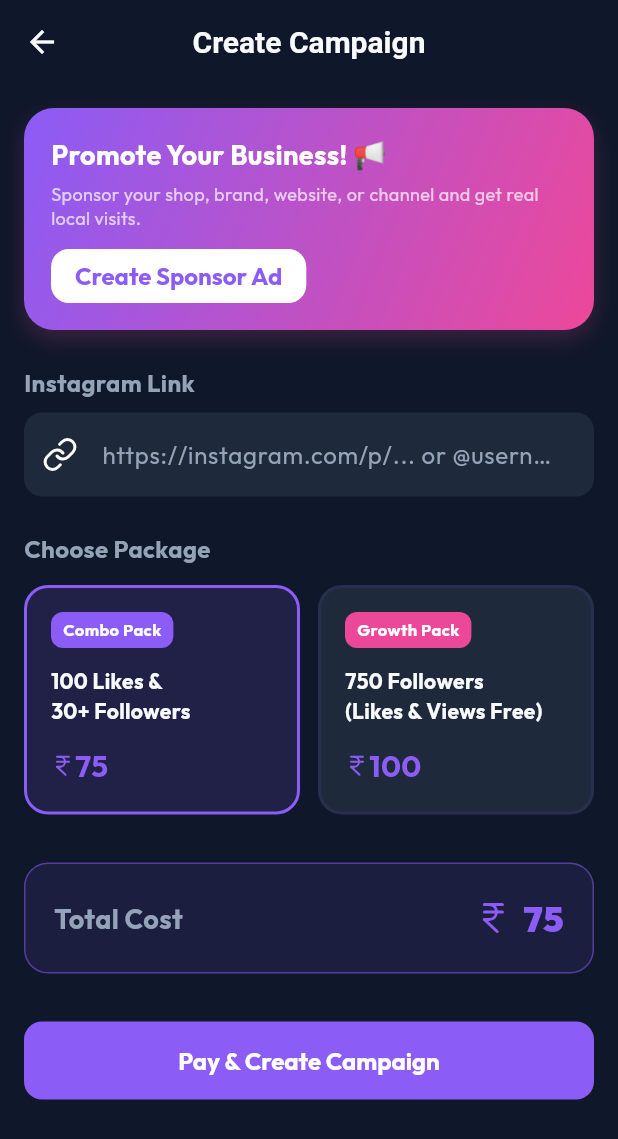
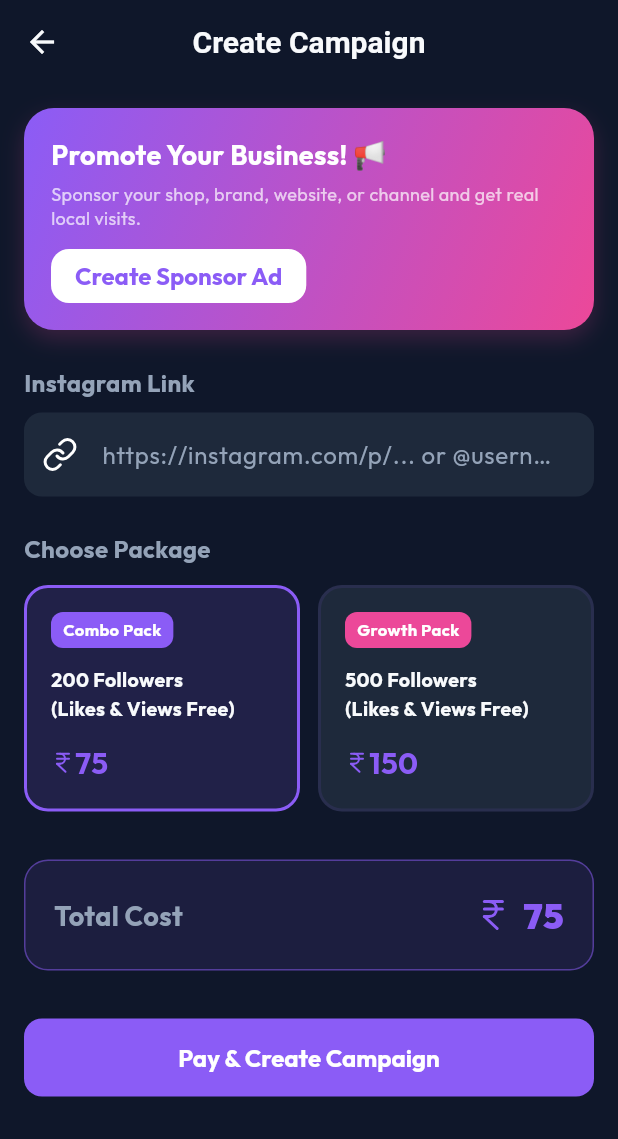
Before and after one commit to SurajChaurasia84/Insta-In, a Flutter app: the AddCampaignScreen screen opened directly, on a phone screen of 412 x 824 dp. Shown: the top 1139 px of the screen. Run offline on Flutter 3.47's test engine with Material 3 defaults, Android fonts, the phone set to English and light mode, and no system bars; our stand-ins replace cloud_firestore, firebase_auth, firebase_core, google_fonts, google_sign_in, lucide_icons and 3 more; accounts and stored records are empty.

Commit message:
feat: improve add campaign screen workflow and campaign creation experience

```diff
--- a/lib/features/campaigns/add_campaign_screen.dart
+++ b/lib/features/campaigns/add_campaign_screen.dart
@@ -16,10 +16,10 @@ class _AddCampaignScreenState extends State<AddCampaignScreen> {
   final _formKey = GlobalKey<FormState>();
   final _linkController = TextEditingController();
 
-  int _selectedPackage = 0; // 0 for Combo Pack (75 Rs), 1 for Growth Pack (100 Rs)
+  int _selectedPackage = 0; // 0 for Combo Pack (75 Rs), 1 for Growth Pack (150 Rs)
   bool _isCreating = false;
 
-  int get _totalCost => _selectedPackage == 0 ? 75 : 100;
+  int get _totalCost => _selectedPackage == 0 ? 75 : 150;
 
   @override
   void dispose() {
@@ -61,7 +61,7 @@ class _AddCampaignScreenState extends State<AddCampaignScreen> {
         }
 
         final int currentCampaigns = userSnapshot.data()?['campaignsCount'] ?? userSnapshot.data()?['campaigns'] ?? 0;
-        final int campaignIncrement = (_selectedPackage == 0) ? 2 : 1;
+        const int campaignIncrement = 1;
 
         // Deduct coins and update campaignsCount
         transaction.update(userRef, {
@@ -69,31 +69,17 @@ class _AddCampaignScreenState extends State<AddCampaignScreen> {
           'campaignsCount': currentCampaigns + campaignIncrement,
         });
 
-        if (_selectedPackage == 0) {
-          // Combo Pack: 100 Likes + 30 Followers
-          // 1. Create Followers campaign (cost = 75)
+        final int qty = (_selectedPackage == 0) ? 200 : 500;
+
+        // Create Followers campaign (cost = cost)
         transaction.set(campaignRef, {
           'id': campaignRef.id,
           'userId': user.uid,
           'instagramLink': link,
           'goal': 'followers',
-            'quantity': 30,
+          'quantity': qty,
           'completedCount': 0,
-            'totalCost': 75,
-            'createdAt': FieldValue.serverTimestamp(),
-            'status': 'active',
-          });
-
-          // 2. Create Likes campaign (cost = 0)
-          final likesCampaignRef = FirebaseFirestore.instance.collection('campaigns').doc();
-          transaction.set(likesCampaignRef, {
-            'id': likesCampaignRef.id,
-            'userId': user.uid,
-            'instagramLink': link,
-            'goal': 'likes',
-            'quantity': 100,
-            'completedCount': 0,
-            'totalCost': 0,
+          'totalCost': cost,
           'createdAt': FieldValue.serverTimestamp(),
           'status': 'active',
         });
@@ -102,35 +88,13 @@ class _AddCampaignScreenState extends State<AddCampaignScreen> {
         transaction.set(activityRef, {
           'id': activityRef.id,
           'title': 'Campaign Created',
-            'description': 'Combo Pack (100 Likes & 30 Followers)',
-            'coins': 75,
+          'description': _selectedPackage == 0
+              ? 'Combo Pack (200 Followers)'
+              : 'Growth Pack (500 Followers)',
+          'coins': cost,
           'type': 'spent',
           'timestamp': FieldValue.serverTimestamp(),
         });
-        } else {
-          // Growth Pack: 750 Followers (cost = 100)
-          transaction.set(campaignRef, {
-            'id': campaignRef.id,
-            'userId': user.uid,
-            'instagramLink': link,
-            'goal': 'followers',
-            'quantity': 750,
-            'completedCount': 0,
-            'totalCost': 100,
-            'createdAt': FieldValue.serverTimestamp(),
-            'status': 'active',
-          });
-
-          // Record activity log
-          transaction.set(activityRef, {
-            'id': activityRef.id,
-            'title': 'Campaign Created',
-            'description': 'Growth Pack (750 Followers)',
-            'coins': 100,
-            'type': 'spent',
-            'timestamp': FieldValue.serverTimestamp(),
-          });
-        }
       });
 
       if (mounted) {
@@ -291,8 +255,8 @@ class _AddCampaignScreenState extends State<AddCampaignScreen> {
                             ),
                             const SizedBox(height: 12),
                              Text(
-                              '100 Likes &\n30+ Followers',
-                              style: TextStyle(fontWeight: FontWeight.bold, fontSize: 14, color: AppTheme.textPrimary),
+                              '200 Followers\n(Likes & Views Free)',
+                              style: TextStyle(fontWeight: FontWeight.bold, fontSize: 13, color: AppTheme.textPrimary),
                             ),
                             const SizedBox(height: 12),
                             Row(
@@ -343,15 +307,15 @@ class _AddCampaignScreenState extends State<AddCampaignScreen> {
                             ),
                             const SizedBox(height: 12),
                              Text(
-                              '750 Followers\n(Likes & Views Free)',
-                              style: TextStyle(fontWeight: FontWeight.bold, fontSize: 14, color: AppTheme.textPrimary),
+                              '500 Followers\n(Likes & Views Free)',
+                              style: TextStyle(fontWeight: FontWeight.bold, fontSize: 13, color: AppTheme.textPrimary),
                             ),
                             const SizedBox(height: 12),
                             Row(
                               children: [
                                 const Icon(LucideIcons.indianRupee, color: AppTheme.primary, size: 16),
                                  const Text(
-                                  '100',
+                                  '150',
                                   style: TextStyle(fontWeight: FontWeight.bold, fontSize: 20, color: AppTheme.primary),
                                 ),
                               ],
```
Lines whose indentation alone changed are shown as unchanged.
